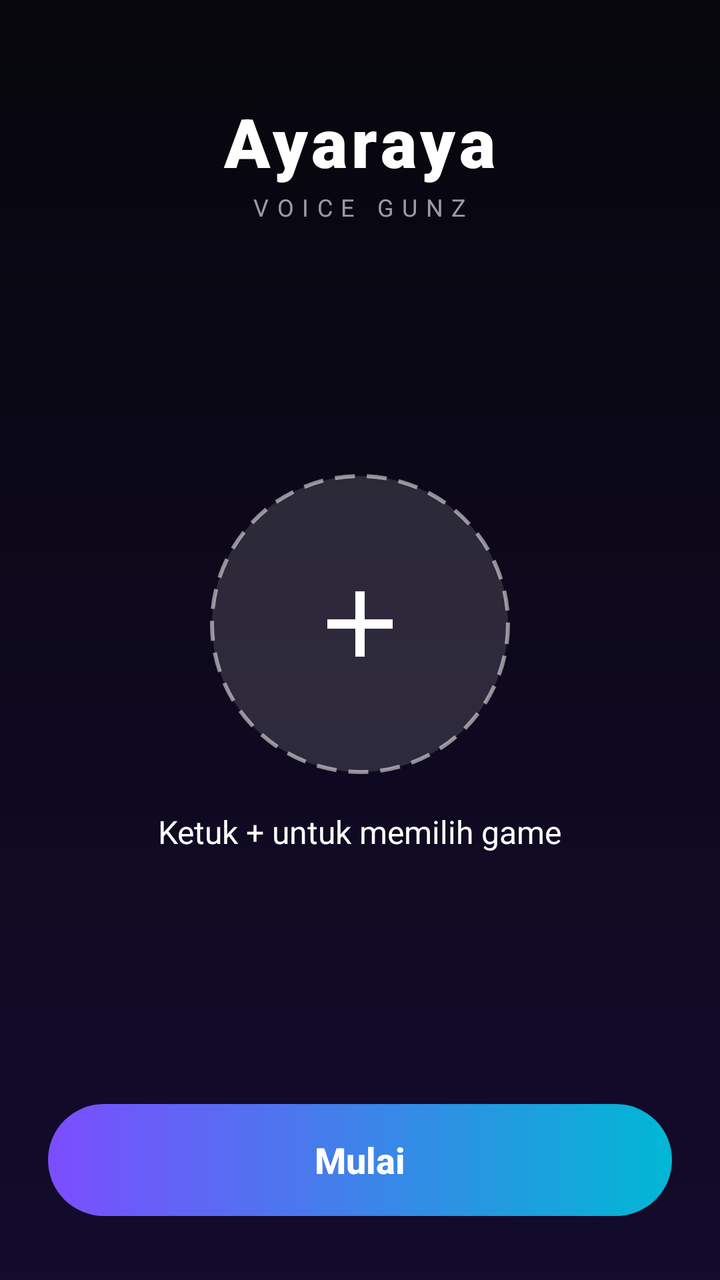
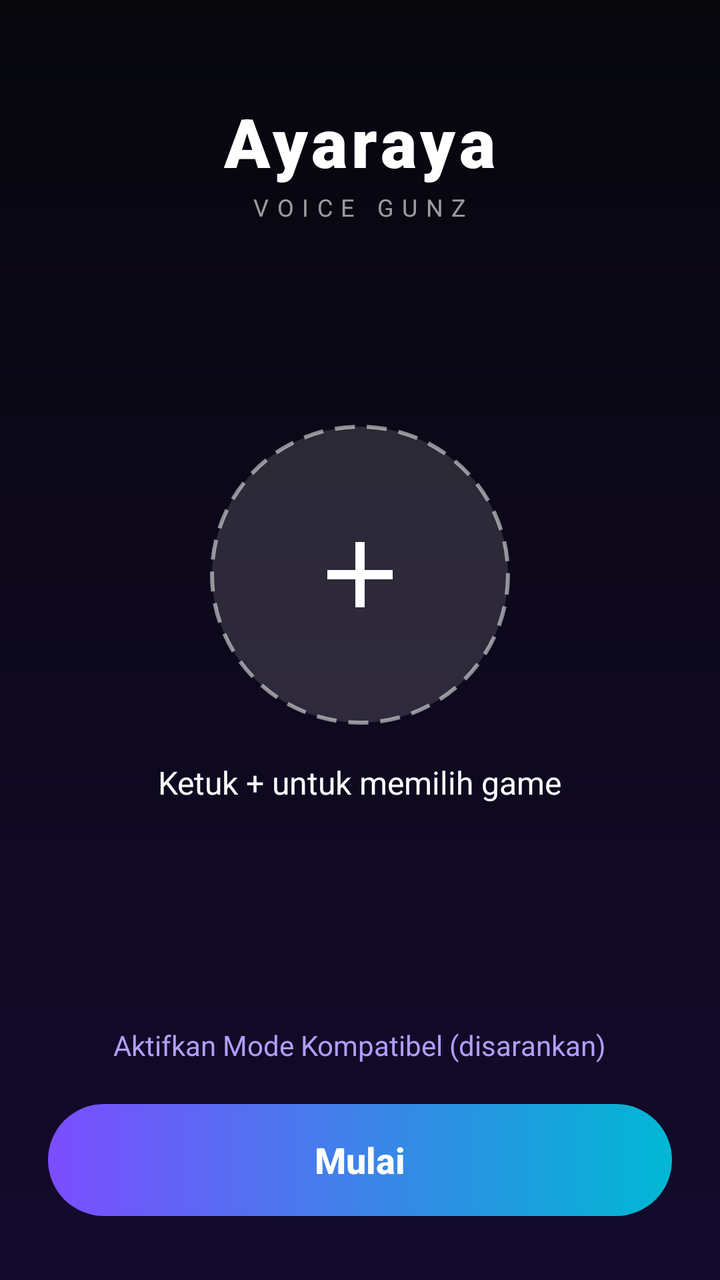

Before-and-after screenshots of an Android layout around one commit, followed by the original layout XML and the change that was made.
<!-- AndroidManifest.xml: application theme Theme.VoiceGunz -->
<!-- res/layout/activity_main.xml -->
<?xml version="1.0" encoding="utf-8"?>
<FrameLayout xmlns:android="http://schemas.android.com/apk/res/android"
    android:id="@+id/root"
    android:layout_width="match_parent"
    android:layout_height="match_parent"
    android:background="@drawable/bg_splash">

    <ImageView
        android:id="@+id/bgIcon"
        android:layout_width="match_parent"
        android:layout_height="match_parent"
        android:alpha="0.2"
        android:scaleType="centerCrop" />

    <View
        android:layout_width="match_parent"
        android:layout_height="match_parent"
        android:background="#66000000" />

    <LinearLayout
        android:layout_width="match_parent"
        android:layout_height="match_parent"
        android:gravity="center_horizontal"
        android:orientation="vertical"
        android:paddingBottom="32dp"
        android:paddingLeft="24dp"
        android:paddingRight="24dp"
        android:paddingTop="48dp">

        <TextView
            android:id="@+id/logo"
            android:layout_width="wrap_content"
            android:layout_height="wrap_content"
            android:fontFamily="sans-serif-black"
            android:letterSpacing="0.06"
            android:text="Ayaraya"
            android:textColor="#FFFFFF"
            android:textSize="34sp" />

        <TextView
            android:layout_width="wrap_content"
            android:layout_height="wrap_content"
            android:layout_marginTop="2dp"
            android:letterSpacing="0.35"
            android:text="VOICE GUNZ"
            android:textColor="#99FFFFFF"
            android:textSize="12sp" />

        <Space
            android:layout_width="match_parent"
            android:layout_height="0dp"
            android:layout_weight="1" />

        <FrameLayout
            android:id="@+id/pickBtn"
            android:layout_width="150dp"
            android:layout_height="150dp"
            android:background="@drawable/bg_plus"
            android:clickable="true"
            android:focusable="true">

            <ImageView
                android:id="@+id/gameIcon"
                android:layout_width="96dp"
                android:layout_height="96dp"
                android:layout_gravity="center"
                android:scaleType="fitCenter"
                android:visibility="gone" />

            <ImageView
                android:id="@+id/plusIcon"
                android:layout_width="56dp"
                android:layout_height="56dp"
                android:layout_gravity="center"
                android:src="@drawable/ic_plus" />
        </FrameLayout>

        <TextView
            android:id="@+id/gameName"
            android:layout_width="wrap_content"
            android:layout_height="wrap_content"
            android:layout_marginTop="18dp"
            android:text="Ketuk + untuk memilih game"
            android:textColor="#FFFFFF"
            android:textSize="16sp" />

        <Space
            android:layout_width="match_parent"
            android:layout_height="0dp"
            android:layout_weight="1" />

        <Button
            android:id="@+id/startBtn"
            android:layout_width="match_parent"
            android:layout_height="56dp"
            android:background="@drawable/bg_btn_primary"
            android:stateListAnimator="@null"
            android:text="Mulai"
            android:textAllCaps="false"
            android:textColor="#FFFFFF"
            android:textSize="18sp"
            android:textStyle="bold" />
    </LinearLayout>
</FrameLayout>
<!-- resources referenced by this layout -->
<resources>
  <!-- drawable bg_btn_primary (drawable) -->
  <?xml version="1.0" encoding="utf-8"?>
  <shape xmlns:android="http://schemas.android.com/apk/res/android" android:shape="rectangle">
      <gradient
          android:angle="0"
          android:startColor="#7C4DFF"
          android:endColor="#00B8D4" />
      <corners android:radius="28dp" />
  </shape>
  <!-- drawable bg_plus (drawable) -->
  <?xml version="1.0" encoding="utf-8"?>
  <shape xmlns:android="http://schemas.android.com/apk/res/android" android:shape="oval">
      <solid android:color="#22FFFFFF" />
      <stroke
          android:width="2dp"
          android:color="#88FFFFFF"
          android:dashWidth="10dp"
          android:dashGap="6dp" />
  </shape>
  <!-- drawable bg_splash (drawable) -->
  <?xml version="1.0" encoding="utf-8"?>
  <shape xmlns:android="http://schemas.android.com/apk/res/android" android:shape="rectangle">
      <gradient
          android:angle="270"
          android:startColor="#0B0B14"
          android:endColor="#21124A" />
  </shape>
  <!-- drawable ic_plus (drawable) -->
  <?xml version="1.0" encoding="utf-8"?>
  <vector xmlns:android="http://schemas.android.com/apk/res/android"
      android:width="48dp"
      android:height="48dp"
      android:viewportWidth="24"
      android:viewportHeight="24">
      <path
          android:fillColor="#FFFFFFFF"
          android:pathData="M19,13h-6v6h-2v-6H5v-2h6V5h2v6h6v2z" />
  </vector>
  <style name="Theme.VoiceGunz" parent="android:Theme.Material.NoActionBar">
          <item name="android:windowBackground">@color/bg_dark</item>
          <item name="android:statusBarColor">@color/bg_dark</item>
          <item name="android:navigationBarColor">@color/bg_dark</item>
          <item name="android:colorAccent">@color/accent</item>
      </style>
  <color name="bg_dark">#0B0B14</color>
  <color name="accent">#7C4DFF</color>
</resources>

<!-- the commit's change to res/layout/activity_main.xml (unified diff, before → after) -->
@@ -89,6 +89,18 @@
             android:layout_height="0dp"
             android:layout_weight="1" />
 
+        <TextView
+            android:id="@+id/a11yBtn"
+            android:layout_width="wrap_content"
+            android:layout_height="wrap_content"
+            android:layout_marginBottom="10dp"
+            android:clickable="true"
+            android:focusable="true"
+            android:padding="10dp"
+            android:text="Aktifkan Mode Kompatibel (disarankan)"
+            android:textColor="#B39DFF"
+            android:textSize="14sp" />
+
         <Button
             android:id="@+id/startBtn"
             android:layout_width="match_parent"
